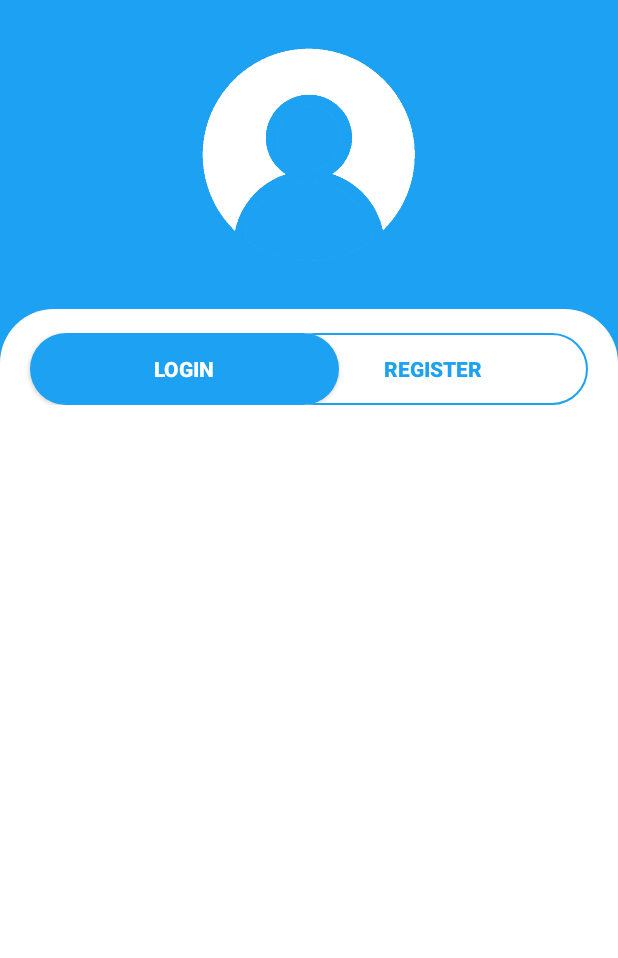
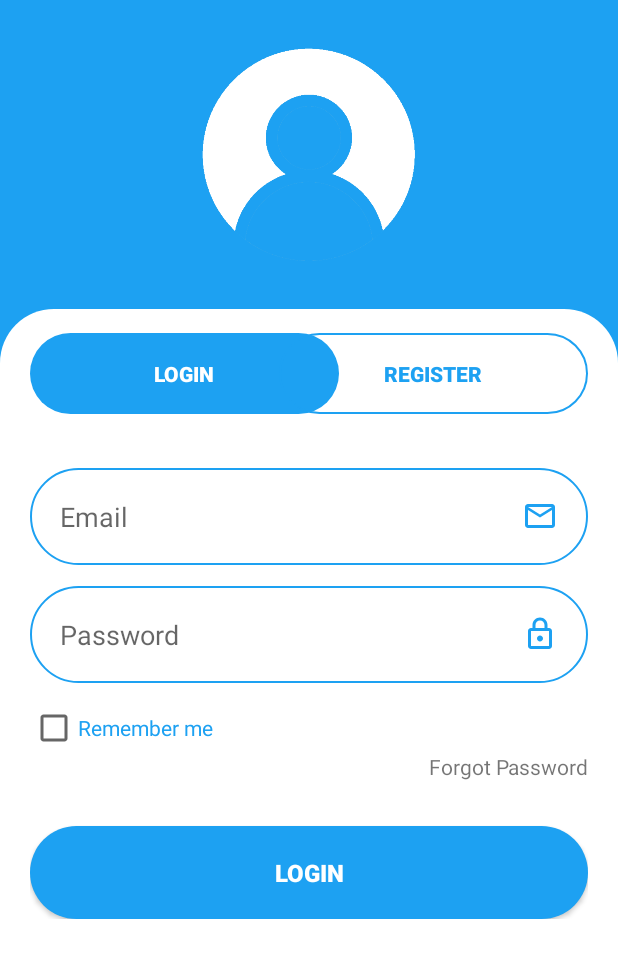
Before and after one commit to himynameismoose/LoginRegister, an Android app: the screen it shows after launch (MainActivity), on a phone screen of 412 x 824 dp. Shown: the top 958 px of the screen. Run offline under Robolectric (Android 15) with nearby library versions, the phone set to English and light mode, and no system bars.

Commit message:
Add email and password EditText and TextViews

```diff
--- /dev/null
+++ b/app/src/main/res/drawable/ic_outline_email_24.xml
@@ -0,0 +1,5 @@
+<vector android:height="24dp" android:tint="#1DA1F2"
+    android:viewportHeight="24" android:viewportWidth="24"
+    android:width="24dp" xmlns:android="http://schemas.android.com/apk/res/android">
+    <path android:fillColor="@android:color/white" android:pathData="M22,6c0,-1.1 -0.9,-2 -2,-2L4,4c-1.1,0 -2,0.9 -2,2v12c0,1.1 0.9,2 2,2h16c1.1,0 2,-0.9 2,-2L22,6zM20,6l-8,5 -8,-5h16zM20,18L4,18L4,8l8,5 8,-5v10z"/>
+</vector>
--- /dev/null
+++ b/app/src/main/res/drawable/ic_outline_lock_24.xml
@@ -0,0 +1,5 @@
+<vector android:height="24dp" android:tint="#1DA1F2"
+    android:viewportHeight="24" android:viewportWidth="24"
+    android:width="24dp" xmlns:android="http://schemas.android.com/apk/res/android">
+    <path android:fillColor="@android:color/white" android:pathData="M18,8h-1L17,6c0,-2.76 -2.24,-5 -5,-5S7,3.24 7,6v2L6,8c-1.1,0 -2,0.9 -2,2v10c0,1.1 0.9,2 2,2h12c1.1,0 2,-0.9 2,-2L20,10c0,-1.1 -0.9,-2 -2,-2zM9,6c0,-1.66 1.34,-3 3,-3s3,1.34 3,3v2L9,8L9,6zM18,20L6,20L6,10h12v10zM12,17c1.1,0 2,-0.9 2,-2s-0.9,-2 -2,-2 -2,0.9 -2,2 0.9,2 2,2z"/>
+</vector>
--- a/app/src/main/res/layout/login.xml
+++ b/app/src/main/res/layout/login.xml
@@ -48,7 +48,8 @@
                 android:id="@+id/login"
                 android:background="@drawable/fillbtn"
                 android:layout_marginStart="10dp"
-                android:layout_marginEnd="-20dp"/>
+                android:layout_marginEnd="-20dp"
+                style="?android:attr/buttonBarButtonStyle" />
 
             <Button
                 android:layout_width="0dp"
@@ -60,7 +61,61 @@
                 android:background="@drawable/btnbg"
                 android:id="@+id/register"
                 android:layout_marginStart="-20dp"
-                android:layout_marginEnd="10dp"/>
+                android:layout_marginEnd="10dp"
+                style="?android:attr/buttonBarButtonStyle" />
+        </LinearLayout>
+
+        <LinearLayout
+            android:layout_width="match_parent"
+            android:layout_height="wrap_content"
+            android:paddingTop="20dp"
+            android:paddingHorizontal="10dp"
+            android:orientation="vertical">
+
+            <EditText
+                android:layout_width="match_parent"
+                android:layout_height="wrap_content"
+                android:hint="@string/email"
+                android:background="@drawable/btnbg"
+                android:inputType="textEmailAddress"
+                android:padding="20dp"
+                android:drawableEnd="@drawable/ic_outline_email_24"
+                android:importantForAutofill="no" />
+
+            <EditText
+                android:layout_width="match_parent"
+                android:layout_height="wrap_content"
+                android:hint="@string/password"
+                android:background="@drawable/btnbg"
+                android:inputType="textPassword"
+                android:padding="20dp"
+                android:layout_marginTop="14dp"
+                android:drawableEnd="@drawable/ic_outline_lock_24"
+                android:importantForAutofill="no" />
+
+            <CheckBox
+                android:layout_width="match_parent"
+                android:layout_height="wrap_content"
+                android:text="@string/remember_me"
+                android:layout_marginTop="14dp"
+                android:textColor="@color/blue" />
+
+            <TextView
+                android:layout_width="match_parent"
+                android:layout_height="wrap_content"
+                android:text="@string/forgot_password"
+                android:gravity="end"/>
+
+            <Button
+                android:layout_width="match_parent"
+                android:layout_height="wrap_content"
+                android:text="@string/login"
+                android:background="@drawable/fillbtn"
+                android:textColor="@color/white"
+                android:textStyle="bold"
+                android:textSize="16sp"
+                android:padding="20dp"
+                android:layout_marginTop="30dp" />
 
         </LinearLayout>
 
--- a/app/src/main/res/values/strings.xml
+++ b/app/src/main/res/values/strings.xml
@@ -3,4 +3,8 @@
     <string name="profile">Profile</string>
     <string name="login">Login</string>
     <string name="register">Register</string>
+    <string name="email">Email</string>
+    <string name="password">Password</string>
+    <string name="remember_me">Remember me</string>
+    <string name="forgot_password">Forgot Password</string>
 </resources>
```
